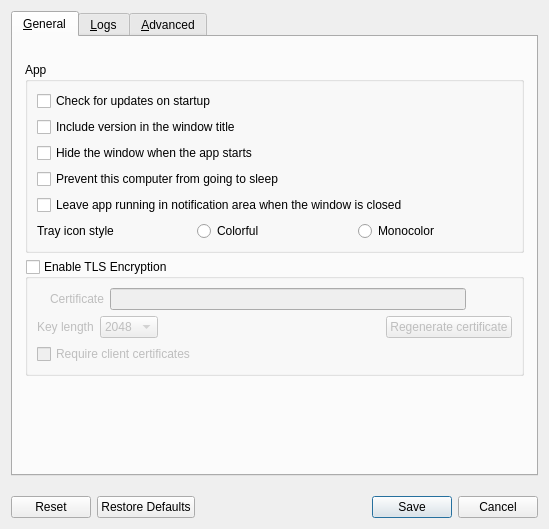
Above: src/lib/gui/dialogs/SettingsDialog.ui from deskflow/deskflow before the change. Below: the same form after it.
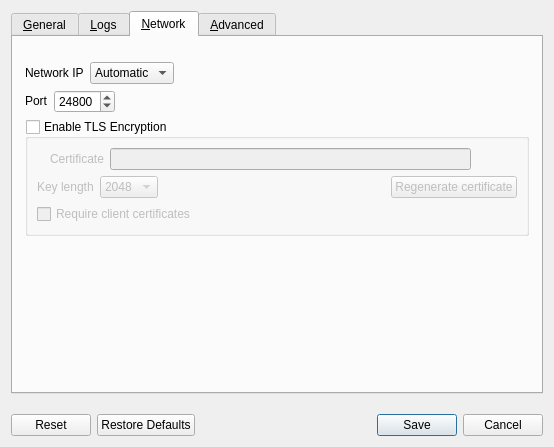
That is the form after the change. The open tabs and pages were chosen to show the change. Icons and pictures are not drawn.

Commit message: refactor: SettingsDialog move network items to own tab

The edit to the form file:
```diff
--- a/src/lib/gui/dialogs/SettingsDialog.ui
+++ b/src/lib/gui/dialogs/SettingsDialog.ui
@@ -6,8 +6,8 @@
    <rect>
     <x>0</x>
     <y>0</y>
-    <width>549</width>
-    <height>529</height>
+    <width>554</width>
+    <height>447</height>
    </rect>
   </property>
   <property name="windowTitle">
@@ -33,6 +33,9 @@
        <string>&amp;General</string>
       </attribute>
       <layout class="QVBoxLayout" name="verticalLayout_3">
+       <property name="spacing">
+        <number>9</number>
+       </property>
        <property name="leftMargin">
         <number>12</number>
        </property>
@@ -42,18 +45,6 @@
        <property name="rightMargin">
         <number>12</number>
        </property>
-       <item>
-        <widget class="QGroupBox" name="groupApp">
-         <property name="sizePolicy">
-          <sizepolicy hsizetype="Preferred" vsizetype="Maximum">
-           <horstretch>0</horstretch>
-           <verstretch>0</verstretch>
-          </sizepolicy>
-         </property>
-         <property name="title">
-          <string>App</string>
-         </property>
-         <layout class="QVBoxLayout" name="verticalLayout_2">
           <item>
            <widget class="QCheckBox" name="cbAutoUpdate">
             <property name="text">
@@ -114,171 +105,6 @@
             </item>
            </layout>
           </item>
-         </layout>
-        </widget>
-       </item>
-       <item>
-        <widget class="QGroupBox" name="groupSecurity">
-         <property name="sizePolicy">
-          <sizepolicy hsizetype="Preferred" vsizetype="Maximum">
-           <horstretch>0</horstretch>
-           <verstretch>0</verstretch>
-          </sizepolicy>
-         </property>
-         <property name="title">
-          <string>Enable TLS Encryption</string>
-         </property>
-         <property name="checkable">
-          <bool>true</bool>
-         </property>
-         <property name="checked">
-          <bool>false</bool>
-         </property>
-         <layout class="QVBoxLayout" name="_11">
-          <item>
-           <widget class="QWidget" name="widgetTlsCert" native="true">
-            <layout class="QHBoxLayout" name="_12">
-             <property name="leftMargin">
-              <number>0</number>
-             </property>
-             <property name="topMargin">
-              <number>0</number>
-             </property>
-             <property name="rightMargin">
-              <number>0</number>
-             </property>
-             <property name="bottomMargin">
-              <number>0</number>
-             </property>
-             <item>
-              <widget class="QLabel" name="lblTlsCertInfo">
-               <property name="text">
-                <string notr="true"/>
-               </property>
-              </widget>
-             </item>
-             <item>
-              <widget class="QLabel" name="lblTlsCert">
-               <property name="sizePolicy">
-                <sizepolicy hsizetype="Preferred" vsizetype="Fixed">
-                 <horstretch>0</horstretch>
-                 <verstretch>0</verstretch>
-                </sizepolicy>
-               </property>
-               <property name="text">
-                <string>Certificate</string>
-               </property>
-              </widget>
-             </item>
-             <item>
-              <widget class="QLineEdit" name="lineTlsCertPath">
-               <property name="minimumSize">
-                <size>
-                 <width>0</width>
-                 <height>0</height>
-                </size>
-               </property>
-              </widget>
-             </item>
-             <item>
-              <widget class="QPushButton" name="btnTlsCertPath">
-               <property name="cursor">
-                <cursorShape>PointingHandCursor</cursorShape>
-               </property>
-               <property name="text">
-                <string/>
-               </property>
-               <property name="icon">
-                <iconset theme="QIcon::ThemeIcon::DocumentOpen"/>
-               </property>
-               <property name="flat">
-                <bool>true</bool>
-               </property>
-              </widget>
-             </item>
-            </layout>
-           </widget>
-          </item>
-          <item>
-           <layout class="QHBoxLayout" name="horizontalLayout_5">
-            <property name="topMargin">
-             <number>0</number>
-            </property>
-            <item>
-             <widget class="QLabel" name="lblTlsKeyLength">
-              <property name="sizePolicy">
-               <sizepolicy hsizetype="Preferred" vsizetype="Fixed">
-                <horstretch>0</horstretch>
-                <verstretch>0</verstretch>
-               </sizepolicy>
-              </property>
-              <property name="text">
-               <string>Key length</string>
-              </property>
-             </widget>
-            </item>
-            <item>
-             <widget class="QComboBox" name="comboTlsKeyLength">
-              <item>
-               <property name="text">
-                <string notr="true">2048</string>
-               </property>
-              </item>
-              <item>
-               <property name="text">
-                <string notr="true">4096</string>
-               </property>
-              </item>
-             </widget>
-            </item>
-            <item>
-             <spacer name="horizontalSpacer_2">
-              <property name="orientation">
-               <enum>Qt::Orientation::Horizontal</enum>
-              </property>
-              <property name="sizeHint" stdset="0">
-               <size>
-                <width>40</width>
-                <height>20</height>
-               </size>
-              </property>
-             </spacer>
-            </item>
-            <item>
-             <widget class="QPushButton" name="btnTlsRegenCert">
-              <property name="text">
-               <string>Regenerate certificate</string>
-              </property>
-              <property name="icon">
-               <iconset theme="QIcon::ThemeIcon::ViewRefresh"/>
-              </property>
-             </widget>
-            </item>
-           </layout>
-          </item>
-          <item>
-           <widget class="QCheckBox" name="cbRequireClientCert">
-            <property name="text">
-             <string>Require client certificates</string>
-            </property>
-           </widget>
-          </item>
-          <item>
-           <spacer name="verticalSpacer_2">
-            <property name="orientation">
-             <enum>Qt::Orientation::Vertical</enum>
-            </property>
-            <property name="sizeHint" stdset="0">
-             <size>
-              <width>20</width>
-              <height>0</height>
-             </size>
-            </property>
-           </spacer>
-          </item>
-         </layout>
-        </widget>
-       </item>
        <item>
         <spacer name="verticalSpacer_3">
          <property name="orientation">
@@ -501,28 +327,21 @@
        </item>
       </layout>
      </widget>
-     <widget class="QWidget" name="tabAdvanced">
-      <property name="sizePolicy">
-       <sizepolicy hsizetype="Preferred" vsizetype="Fixed">
-        <horstretch>0</horstretch>
-        <verstretch>0</verstretch>
-       </sizepolicy>
-      </property>
+     <widget class="QWidget" name="tabNetwork">
       <attribute name="title">
-       <string>&amp;Advanced</string>
+       <string>&amp;Network</string>
       </attribute>
-      <layout class="QVBoxLayout" name="verticalLayout_4">
+      <layout class="QVBoxLayout" name="verticalLayout_7">
+       <property name="leftMargin">
+        <number>12</number>
+       </property>
+       <property name="topMargin">
+        <number>25</number>
+       </property>
+       <property name="rightMargin">
+        <number>12</number>
+       </property>
        <item>
-        <widget class="QGroupBox" name="groupNetworking">
-         <property name="sizePolicy">
-          <sizepolicy hsizetype="Preferred" vsizetype="Maximum">
-           <horstretch>0</horstretch>
-           <verstretch>0</verstretch>
-          </sizepolicy>
-         </property>
-         <property name="title">
-          <string>Networking</string>
-         </property>
          <layout class="QHBoxLayout" name="horizontalLayout">
           <item>
            <widget class="QLabel" name="lblNetworkIp">
@@ -558,7 +377,7 @@
              <enum>Qt::Orientation::Horizontal</enum>
             </property>
             <property name="sizeType">
-             <enum>QSizePolicy::Policy::Fixed</enum>
+            <enum>QSizePolicy::Policy::Expanding</enum>
             </property>
             <property name="sizeHint" stdset="0">
              <size>
@@ -568,6 +387,10 @@
             </property>
            </spacer>
           </item>
+        </layout>
+       </item>
+       <item>
+        <layout class="QHBoxLayout" name="horizontalLayout_6">
           <item>
            <widget class="QLabel" name="lblPort">
             <property name="sizePolicy">
@@ -614,8 +437,195 @@
            </spacer>
           </item>
          </layout>
-        </widget>
-       </item>
+       </item>
+       <item>
+        <widget class="QGroupBox" name="groupSecurity">
+         <property name="sizePolicy">
+          <sizepolicy hsizetype="Preferred" vsizetype="Maximum">
+           <horstretch>0</horstretch>
+           <verstretch>0</verstretch>
+          </sizepolicy>
+         </property>
+         <property name="title">
+          <string>Enable TLS Encryption</string>
+         </property>
+         <property name="checkable">
+          <bool>true</bool>
+         </property>
+         <property name="checked">
+          <bool>false</bool>
+         </property>
+         <layout class="QVBoxLayout" name="_11">
+          <item>
+           <widget class="QWidget" name="widgetTlsCert" native="true">
+            <layout class="QHBoxLayout" name="_12">
+             <property name="leftMargin">
+              <number>0</number>
+             </property>
+             <property name="topMargin">
+              <number>0</number>
+             </property>
+             <property name="rightMargin">
+              <number>0</number>
+             </property>
+             <property name="bottomMargin">
+              <number>0</number>
+             </property>
+             <item>
+              <widget class="QLabel" name="lblTlsCertInfo">
+               <property name="text">
+                <string notr="true"/>
+               </property>
+              </widget>
+             </item>
+             <item>
+              <widget class="QLabel" name="lblTlsCert">
+               <property name="sizePolicy">
+                <sizepolicy hsizetype="Preferred" vsizetype="Fixed">
+                 <horstretch>0</horstretch>
+                 <verstretch>0</verstretch>
+                </sizepolicy>
+               </property>
+               <property name="text">
+                <string>Certificate</string>
+               </property>
+              </widget>
+             </item>
+             <item>
+              <widget class="QLineEdit" name="lineTlsCertPath">
+               <property name="minimumSize">
+                <size>
+                 <width>0</width>
+                 <height>0</height>
+                </size>
+               </property>
+              </widget>
+             </item>
+             <item>
+              <widget class="QPushButton" name="btnTlsCertPath">
+               <property name="cursor">
+                <cursorShape>PointingHandCursor</cursorShape>
+               </property>
+               <property name="text">
+                <string/>
+               </property>
+               <property name="icon">
+                <iconset theme="QIcon::ThemeIcon::DocumentOpen"/>
+               </property>
+               <property name="flat">
+                <bool>true</bool>
+               </property>
+              </widget>
+             </item>
+            </layout>
+           </widget>
+          </item>
+          <item>
+           <layout class="QHBoxLayout" name="horizontalLayout_5">
+            <property name="topMargin">
+             <number>0</number>
+            </property>
+            <item>
+             <widget class="QLabel" name="lblTlsKeyLength">
+              <property name="sizePolicy">
+               <sizepolicy hsizetype="Preferred" vsizetype="Fixed">
+                <horstretch>0</horstretch>
+                <verstretch>0</verstretch>
+               </sizepolicy>
+              </property>
+              <property name="text">
+               <string>Key length</string>
+              </property>
+             </widget>
+            </item>
+            <item>
+             <widget class="QComboBox" name="comboTlsKeyLength">
+              <item>
+               <property name="text">
+                <string notr="true">2048</string>
+               </property>
+              </item>
+              <item>
+               <property name="text">
+                <string notr="true">4096</string>
+               </property>
+              </item>
+             </widget>
+            </item>
+            <item>
+             <spacer name="horizontalSpacer_2">
+              <property name="orientation">
+               <enum>Qt::Orientation::Horizontal</enum>
+              </property>
+              <property name="sizeHint" stdset="0">
+               <size>
+                <width>40</width>
+                <height>20</height>
+               </size>
+              </property>
+             </spacer>
+            </item>
+            <item>
+             <widget class="QPushButton" name="btnTlsRegenCert">
+              <property name="text">
+               <string>Regenerate certificate</string>
+              </property>
+              <property name="icon">
+               <iconset theme="QIcon::ThemeIcon::ViewRefresh"/>
+              </property>
+             </widget>
+            </item>
+           </layout>
+          </item>
+          <item>
+           <widget class="QCheckBox" name="cbRequireClientCert">
+            <property name="text">
+             <string>Require client certificates</string>
+            </property>
+           </widget>
+          </item>
+          <item>
+           <spacer name="verticalSpacer_2">
+            <property name="orientation">
+             <enum>Qt::Orientation::Vertical</enum>
+            </property>
+            <property name="sizeHint" stdset="0">
+             <size>
+              <width>20</width>
+              <height>0</height>
+             </size>
+            </property>
+           </spacer>
+          </item>
+         </layout>
+        </widget>
+       </item>
+       <item>
+        <spacer name="verticalSpacer_5">
+         <property name="orientation">
+          <enum>Qt::Orientation::Vertical</enum>
+         </property>
+         <property name="sizeHint" stdset="0">
+          <size>
+           <width>20</width>
+           <height>79</height>
+          </size>
+         </property>
+        </spacer>
+       </item>
+      </layout>
+     </widget>
+     <widget class="QWidget" name="tabAdvanced">
+      <property name="sizePolicy">
+       <sizepolicy hsizetype="Preferred" vsizetype="Fixed">
+        <horstretch>0</horstretch>
+        <verstretch>0</verstretch>
+       </sizepolicy>
+      </property>
+      <attribute name="title">
+       <string>&amp;Advanced</string>
+      </attribute>
+      <layout class="QVBoxLayout" name="verticalLayout_4">
        <item>
         <widget class="QGroupBox" name="groupService">
          <property name="enabled">
```
Lines whose indentation alone changed are shown as unchanged. The commit also changes 6 other files.
